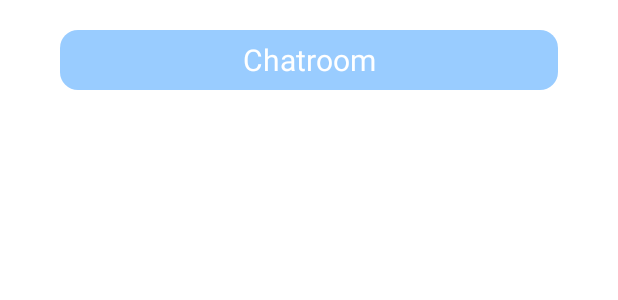
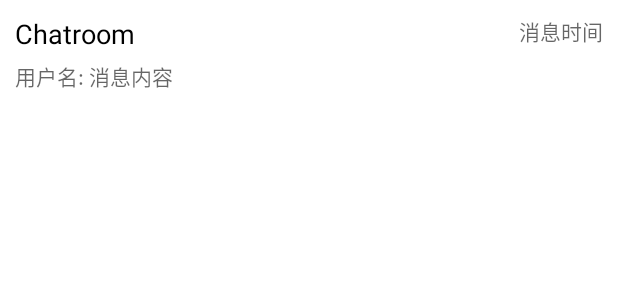
Before and after one commit to IEMS5722Group9/IM-app, an Android app: the layout item_chatroom.xml on its own in the app's theme, with its tools: preview values and no code run, on a phone screen of 412 x 824 dp. Shown: the top 300 px of the screen. Run offline under Robolectric (Android 15) with nearby library versions, the light colour scheme and no system bars; network calls fail.

Commit message:
私聊 (2)
获取与自己相关的room；
chat界面显示最新消息和时间；
等等

```diff
--- a/app/src/main/java/hk/edu/cuhk/ie/iems5722/a2_1155149902/model/Chatroom.java
+++ b/app/src/main/java/hk/edu/cuhk/ie/iems5722/a2_1155149902/model/Chatroom.java
@@ -4,7 +4,7 @@ public class Chatroom {
     public String room_id;
     public String room_name;
     public String room_type;
-    public Message newest_message;
+    public Message newest_message=new Message();
 
     public Chatroom(String id, String name) {
         this.room_id = id;
@@ -15,7 +15,7 @@ public class Chatroom {
         this.room_type = type;
     }
 
-    public void setMessage(String name,String message, String time) {
+    public void setMessage(String name, String message, String time) {
         this.newest_message.setName(name);
         this.newest_message.setMessage(message);
         this.newest_message.setTime(time);
--- a/app/src/main/java/hk/edu/cuhk/ie/iems5722/a2_1155149902/model/Message.java
+++ b/app/src/main/java/hk/edu/cuhk/ie/iems5722/a2_1155149902/model/Message.java
@@ -17,6 +17,8 @@ public class Message {
         this.message_time = message_time;
     }
 
+    public Message() {
+    }
 
     public String getMessage() {
         return message;
--- a/app/src/main/res/layout/fragment_chat.xml
+++ b/app/src/main/res/layout/fragment_chat.xml
@@ -11,6 +11,6 @@
         android:id="@+id/chatroom_listView"
         android:layout_width="match_parent"
         android:layout_height="match_parent"
-        android:divider="@android:color/transparent" />
+        android:transcriptMode="alwaysScroll" />
 
 </RelativeLayout>
--- a/app/src/main/res/layout/item_chatroom.xml
+++ b/app/src/main/res/layout/item_chatroom.xml
@@ -1,28 +1,35 @@
 <?xml version="1.0" encoding="utf-8"?>
-<LinearLayout xmlns:android="http://schemas.android.com/apk/res/android"
+<RelativeLayout xmlns:android="http://schemas.android.com/apk/res/android"
     android:layout_width="match_parent"
     android:layout_height="match_parent"
     android:orientation="vertical"
-    android:paddingLeft="40dp"
-    android:paddingRight="40dp">
+    android:padding="10dp">
 
-    <LinearLayout
-        android:layout_width="match_parent"
-        android:layout_height="40dp"
-        android:layout_marginTop="20dp"
-        android:layout_marginBottom="20dp"
-        android:background="@drawable/shape_corner"
-        android:orientation="vertical">
+    <TextView
+        android:id="@+id/room_name"
+        android:layout_width="wrap_content"
+        android:layout_height="wrap_content"
+        android:text="Chatroom"
+        android:textColor="@color/black"
+        android:textSize="18sp" />
 
-        <TextView
-            android:id="@+id/room_name"
-            android:layout_width="match_parent"
-            android:layout_height="match_parent"
-            android:gravity="center"
-            android:text="Chatroom"
-            android:textColor="@color/white"
-            android:textSize="20dp" />
-    </LinearLayout>
+    <TextView
+        android:id="@+id/new_message"
+        android:layout_width="wrap_content"
+        android:layout_height="wrap_content"
+        android:layout_below="@id/room_name"
+        android:layout_alignLeft="@id/room_name"
+        android:layout_marginTop="5dp"
+        android:hint="用户名: 消息内容"
+        android:textSize="14sp" />
 
-
-</LinearLayout>
+    <TextView
+        android:id="@+id/new_message_time"
+        android:layout_width="wrap_content"
+        android:layout_height="wrap_content"
+        android:layout_alignTop="@id/room_name"
+        android:layout_alignParentRight="true"
+        android:gravity="end"
+        android:hint="消息时间"
+        android:textSize="14sp" />
+</RelativeLayout>
--- a/app/src/main/res/layout/item_friend.xml
+++ b/app/src/main/res/layout/item_friend.xml
@@ -10,8 +10,8 @@
         android:layout_width="wrap_content"
         android:layout_height="wrap_content"
         android:hint="用户名"
-        android:textSize="18sp"
-        android:textColor="@color/black"/>
+        android:textColor="@color/black"
+        android:textSize="18sp" />
 
     <TextView
         android:id="@+id/friend_id"
@@ -19,7 +19,7 @@
         android:layout_height="wrap_content"
         android:layout_below="@id/friend_name"
         android:layout_alignLeft="@id/friend_name"
-        android:layout_marginTop="10dp"
+        android:layout_marginTop="5dp"
         android:hint="用户ID"
         android:textSize="14sp" />
 
```
Also changed, not shown: app/src/main/java/hk/edu/cuhk/ie/iems5722/a2_1155149902/activity/ChatActivity.java (+6 -3 lines), app/src/main/java/hk/edu/cuhk/ie/iems5722/a2_1155149902/adapter/RoomAdapter.java (+32 -5 lines), app/src/main/java/hk/edu/cuhk/ie/iems5722/a2_1155149902/fragment/ChatFragment.java (+32 -15 lines), app/src/main/java/hk/edu/cuhk/ie/iems5722/a2_1155149902/fragment/FriendsFragment.java (+31 -14 lines), app/src/main/java/hk/edu/cuhk/ie/iems5722/a2_1155149902/util/HttpUtil.java (+8 -2 lines).
